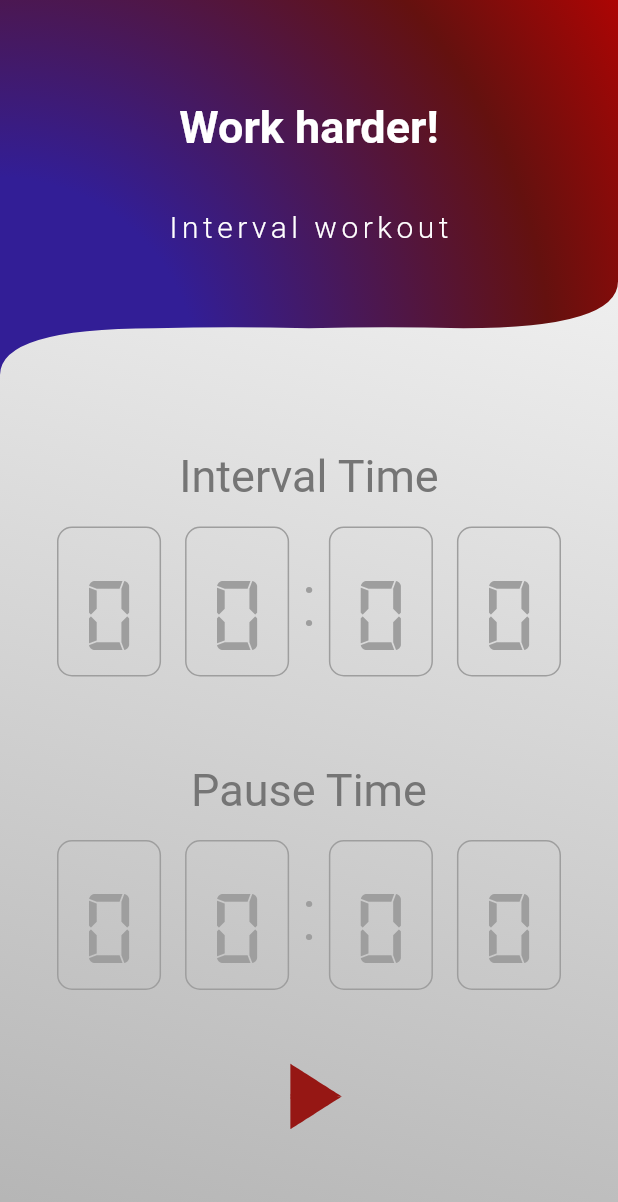
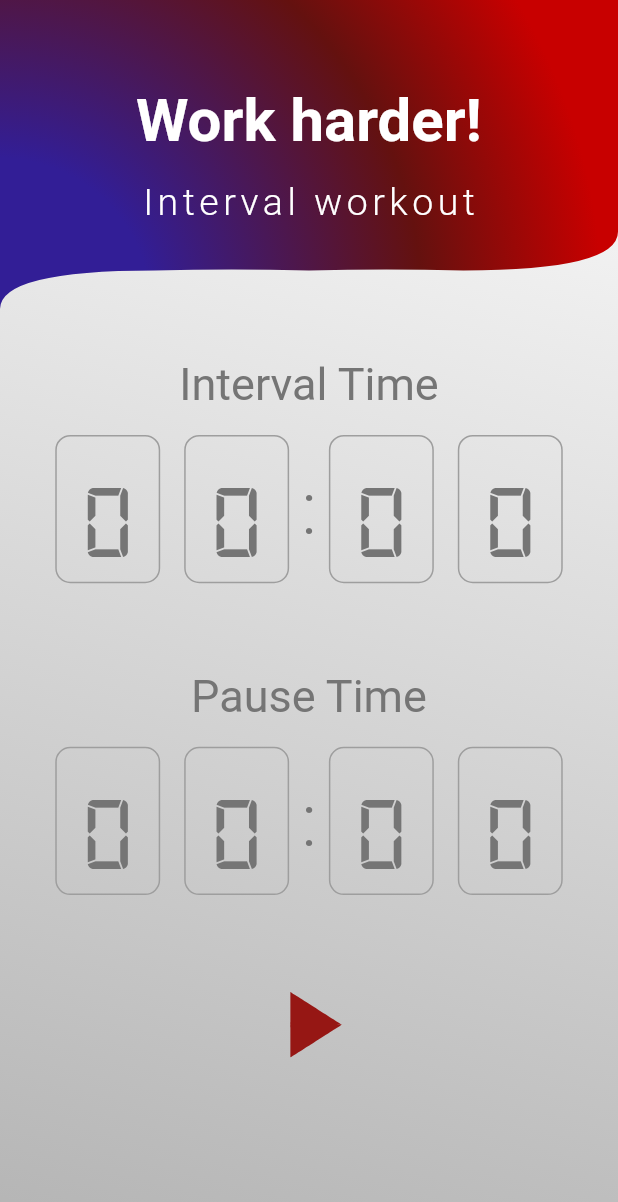
Before and after one commit to philheller/workout_intervall, a Flutter app: the screen it shows after launch, on a phone screen of 412 x 824 dp. Shown: the top 1202 px of the screen. Run offline on Flutter 3.47's test engine with Material 2 defaults, Android fonts, the phone set to English and light mode, and no system bars.

Commit message:
Changes trying to reproduce mobile responsiveness

```diff
--- a/lib/components/clock.dart
+++ b/lib/components/clock.dart
@@ -1,6 +1,10 @@
+import 'dart:developer';
+
 import 'package:flutter/material.dart';
 
 class CounterClock extends StatefulWidget {
+  double height;
+  CounterClock({@required this.height});
   @override
   _CounterClockState createState() => _CounterClockState();
 }
@@ -10,26 +14,37 @@ class _CounterClockState extends State<CounterClock> {
   Widget build(BuildContext context) {
     return Row(
       children: <Widget>[
-        Expanded(child: ClockCard()),
-        Expanded(child: ClockCard()),
+        Expanded(
+            child: ClockCard(
+          height: widget.height,
+        )),
+        Expanded(
+            child: ClockCard(
+          height: widget.height,
+        )),
         Text(
           ":",
           style: TextStyle(
               fontSize: 50,
               fontWeight: FontWeight.w300,
-              color: Colors.grey[500]),
+              color: Colors.grey[600]),
         ),
-        Expanded(child: ClockCard()),
-        Expanded(child: ClockCard()),
+        Expanded(
+            child: ClockCard(
+          height: widget.height,
+        )),
+        Expanded(
+            child: ClockCard(
+          height: widget.height,
+        )),
       ],
     );
   }
 }
 
 class ClockCard extends StatefulWidget {
-  // final double cardPaddingY;
-  // final double cardPaddingX;
-  // ClockCard({@required this.cardPaddingX, @required this.cardPaddingY});
+  double height;
+  ClockCard({@required this.height});
   @override
   _ClockCardState createState() => _ClockCardState();
 }
@@ -68,7 +83,7 @@ class _ClockCardState extends State<ClockCard> {
           _pressing = false;
         },
         child: Container(
-          height: 100,
+          height: widget.height * MediaQuery.of(context).size.height,
           decoration: BoxDecoration(
               borderRadius: BorderRadius.circular(10),
               border: Border.all(
@@ -80,7 +95,7 @@ class _ClockCardState extends State<ClockCard> {
               child: Text(
             "$_length",
             style: TextStyle(
-                color: Colors.grey[500],
+                color: Colors.grey[600],
                 fontSize: 70,
                 fontWeight: FontWeight.w200,
                 fontFamily: 'Digital'),
--- a/lib/components/customAppBar.dart
+++ b/lib/components/customAppBar.dart
@@ -3,21 +3,23 @@ import 'package:flutter/material.dart';
 class CustomAppBar extends StatelessWidget {
   final String title;
   final String secondaryMsg;
-  CustomAppBar({@required this.title, this.secondaryMsg});
+  final double height;
+  CustomAppBar(
+      {@required this.title, @required this.height, this.secondaryMsg});
 
   List<Widget> _createWidgetList(title, msg) {
     List<Widget> customList = [];
     customList.add(Text(
       this.title,
       style: TextStyle(
-          fontSize: 30, fontWeight: FontWeight.bold, color: Colors.white),
+          fontSize: 40, fontWeight: FontWeight.bold, color: Colors.white),
     ));
     if (secondaryMsg != null) {
       customList.add(
         Text(
           this.secondaryMsg,
           style: TextStyle(
-              fontSize: 20,
+              fontSize: 25,
               fontWeight: FontWeight.w300,
               letterSpacing: 3,
               color: Colors.white),
@@ -34,12 +36,12 @@ class CustomAppBar extends StatelessWidget {
     return ClipPath(
       clipper: LinePath(),
       child: Container(
-        height: 250,
+        height: MediaQuery.of(context).size.height * this.height,
         alignment: Alignment.topLeft,
         decoration: BoxDecoration(
             gradient: RadialGradient(
                 center: Alignment.bottomLeft,
-                radius: 2.1,
+                radius: 1.95,
                 stops: [
               0.25,
               0.7,
@@ -57,7 +59,7 @@ class CustomAppBar extends StatelessWidget {
             crossAxisAlignment: CrossAxisAlignment.center,
             children: <Widget>[
               Padding(
-                padding: const EdgeInsets.only(bottom: 20.0),
+                padding: const EdgeInsets.symmetric(vertical: 10.0),
                 child: Column(
                   mainAxisAlignment: MainAxisAlignment.spaceEvenly,
                   children: widgetList,
--- a/lib/pages/landingPage.dart
+++ b/lib/pages/landingPage.dart
@@ -1,5 +1,5 @@
 import 'package:flutter/material.dart';
-import 'package:workout_intervaller/components/blockTitles.dart';
+import 'package:workout_intervaller/components/blockTitle.dart';
 import 'package:workout_intervaller/components/clock.dart';
 import 'package:workout_intervaller/components/customAppBar.dart';
 
@@ -57,26 +57,37 @@ class _LandingPageState extends State<LandingPage>
             CustomAppBar(
               title: "Work harder!",
               secondaryMsg: "Interval workout",
+              height: 0.25,
             ),
-            SizedBox(height: 50),
+            Padding(
+              padding: EdgeInsets.symmetric(
+                  vertical: MediaQuery.of(context).size.height * 0.04),
+              child: Column(
+                children: <Widget>[
                   BlockTitle(
                     title: "Interval Time",
                   ),
                   Padding(
-              padding: const EdgeInsets.symmetric(horizontal: 30.0),
-              child: CounterClock(),
+                    padding: EdgeInsets.symmetric(
+                        horizontal: MediaQuery.of(context).size.width * 0.07),
+                    child: CounterClock(
+                      height: 0.12,
+                    ),
                   ),
                   SizedBox(height: 50),
                   BlockTitle(
                     title: "Pause Time",
                   ),
                   Padding(
-              padding: const EdgeInsets.symmetric(horizontal: 30.0),
-              child: CounterClock(),
+                    padding: EdgeInsets.symmetric(
+                        horizontal: MediaQuery.of(context).size.width * 0.07),
+                    child: CounterClock(
+                      height: 0.12,
                     ),
-            Expanded(
-              child: Padding(
-                padding: const EdgeInsets.only(bottom: 30.0),
+                  ),
+                  Padding(
+                    padding: EdgeInsets.symmetric(
+                        vertical: MediaQuery.of(context).size.height * 0.04),
                     child: Column(
                       crossAxisAlignment: CrossAxisAlignment.center,
                       mainAxisAlignment: MainAxisAlignment.center,
@@ -95,6 +106,8 @@ class _LandingPageState extends State<LandingPage>
                       ],
                     ),
                   ),
+                ],
+              ),
             ),
           ],
         ),
```
Also changed, not shown: lib/components/blockTitle.dart (renamed from lib/components/blockTitles.dart). Lines whose indentation alone changed are shown as unchanged.
